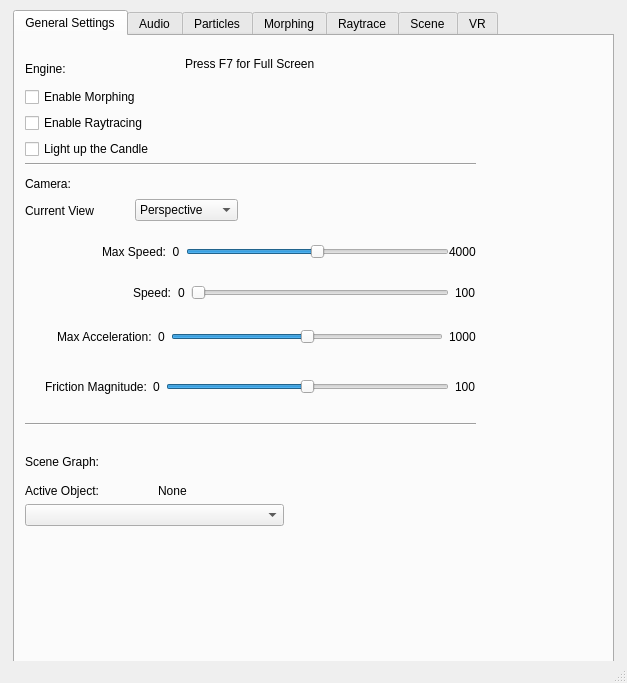
This is src/Qt/mainwindow.ui in UMLComputerGraphics/GraphicsProject as Qt 5 draws it before an edit. The edited form follows.
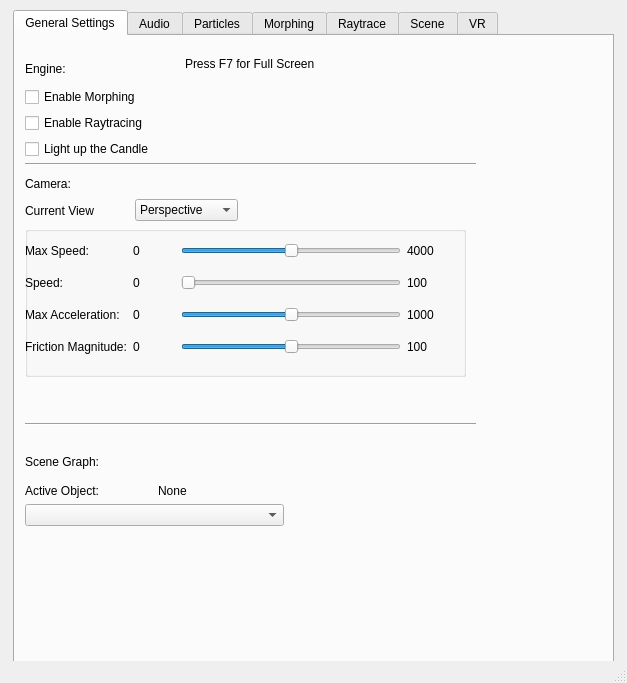
This is the edited form. The open tabs and pages were chosen to show the change.

Commit message: OCD on camera controls alignment

The edit to the form file:
```diff
--- a/src/Qt/mainwindow.ui
+++ b/src/Qt/mainwindow.ui
@@ -173,83 +173,80 @@
       <property name="geometry">
        <rect>
         <x>10</x>
-        <y>241</y>
-        <width>451</width>
-        <height>31</height>
+        <y>160</y>
+        <width>213</width>
+        <height>29</height>
        </rect>
       </property>
-      <layout class="QHBoxLayout" name="Speed">
-       <property name="leftMargin">
-        <number>108</number>
-       </property>
+      <layout class="QHBoxLayout" name="horizontalLayout_9">
        <item>
-        <widget class="QLabel" name="speedLabel">
+        <widget class="QLabel" name="currentViewLabel">
          <property name="text">
-          <string>Speed:</string>
+          <string>Current View</string>
          </property>
         </widget>
        </item>
        <item>
-        <widget class="QLabel" name="label_6">
-         <property name="text">
-          <string>0</string>
-         </property>
-        </widget>
-       </item>
+        <widget class="QComboBox" name="currentViewComboBox">
        <item>
-        <widget class="QSlider" name="speedHorizontalSlider">
-         <property name="maximum">
-          <number>100</number>
-         </property>
-         <property name="orientation">
-          <enum>Qt::Horizontal</enum>
-         </property>
-        </widget>
-       </item>
-       <item>
-        <widget class="QLabel" name="label_2">
          <property name="text">
-          <string>100</string>
-         </property>
+           <string>Perspective</string>
+          </property>
+         </item>
         </widget>
        </item>
       </layout>
      </widget>
-     <widget class="QWidget" name="layoutWidget">
+     <widget class="QGroupBox" name="groupBox">
       <property name="geometry">
        <rect>
         <x>10</x>
-        <y>200</y>
-        <width>451</width>
-        <height>31</height>
+        <y>190</y>
+        <width>441</width>
+        <height>151</height>
        </rect>
       </property>
-      <layout class="QHBoxLayout" name="MaxSpeed">
-       <property name="spacing">
-        <number>0</number>
-       </property>
-       <property name="sizeConstraint">
-        <enum>QLayout::SetNoConstraint</enum>
+      <property name="title">
+       <string/>
+      </property>
+      <widget class="QWidget" name="">
+       <property name="geometry">
+        <rect>
+         <x>0</x>
+         <y>10</y>
+         <width>424</width>
+         <height>126</height>
+        </rect>
        </property>
-       <property name="leftMargin">
-        <number>77</number>
-       </property>
-       <item>
+       <layout class="QGridLayout" name="gridLayout">
+        <item row="0" column="0">
         <widget class="QLabel" name="maxSpeedLabel">
          <property name="text">
           <string>Max Speed:</string>
          </property>
         </widget>
        </item>
-       <item>
+        <item row="0" column="1">
         <widget class="QLabel" name="label_5">
          <property name="text">
-          <string>  0  </string>
+           <string>0</string>
          </property>
         </widget>
        </item>
-       <item>
+        <item row="0" column="2">
         <widget class="QSlider" name="maxSpeedSlider">
+          <property name="minimumSize">
+           <size>
+            <width>220</width>
+            <height>22</height>
+           </size>
+          </property>
+          <property name="maximumSize">
+           <size>
+            <width>220</width>
+            <height>22</height>
+           </size>
+          </property>
          <property name="maximum">
           <number>4000</number>
          </property>
@@ -264,44 +261,84 @@
          </property>
         </widget>
        </item>
-       <item>
+        <item row="0" column="3">
         <widget class="QLabel" name="label">
          <property name="text">
           <string>4000</string>
          </property>
         </widget>
        </item>
-      </layout>
-     </widget>
-     <widget class="QWidget" name="layoutWidget">
-      <property name="geometry">
-       <rect>
-        <x>10</x>
-        <y>280</y>
-        <width>451</width>
-        <height>41</height>
-       </rect>
-      </property>
-      <layout class="QHBoxLayout" name="MaxAccel">
-       <property name="leftMargin">
-        <number>32</number>
-       </property>
-       <item>
+        <item row="1" column="0">
+         <widget class="QLabel" name="speedLabel">
+          <property name="text">
+           <string>Speed:</string>
+          </property>
+         </widget>
+        </item>
+        <item row="1" column="1">
+         <widget class="QLabel" name="label_6">
+          <property name="text">
+           <string>0</string>
+          </property>
+         </widget>
+        </item>
+        <item row="1" column="2">
+         <widget class="QSlider" name="speedHorizontalSlider">
+          <property name="minimumSize">
+           <size>
+            <width>220</width>
+            <height>22</height>
+           </size>
+          </property>
+          <property name="maximumSize">
+           <size>
+            <width>220</width>
+            <height>22</height>
+           </size>
+          </property>
+          <property name="maximum">
+           <number>100</number>
+          </property>
+          <property name="orientation">
+           <enum>Qt::Horizontal</enum>
+          </property>
+         </widget>
+        </item>
+        <item row="1" column="3">
+         <widget class="QLabel" name="label_2">
+          <property name="text">
+           <string>100</string>
+          </property>
+         </widget>
+        </item>
+        <item row="2" column="0">
         <widget class="QLabel" name="maxAccelerationLabel">
          <property name="text">
           <string>Max Acceleration:</string>
          </property>
         </widget>
        </item>
-       <item>
+        <item row="2" column="1">
         <widget class="QLabel" name="label_7">
          <property name="text">
           <string>0</string>
          </property>
         </widget>
        </item>
-       <item>
+        <item row="2" column="2">
         <widget class="QSlider" name="maxAccelerationSlider">
+          <property name="minimumSize">
+           <size>
+            <width>220</width>
+            <height>22</height>
+           </size>
+          </property>
+          <property name="maximumSize">
+           <size>
+            <width>220</width>
+            <height>22</height>
+           </size>
+          </property>
          <property name="maximum">
           <number>1000</number>
          </property>
@@ -316,44 +353,41 @@
          </property>
         </widget>
        </item>
-       <item>
+        <item row="2" column="3">
         <widget class="QLabel" name="label_3">
          <property name="text">
           <string>1000</string>
          </property>
         </widget>
        </item>
-      </layout>
-     </widget>
-     <widget class="QWidget" name="layoutWidget">
-      <property name="geometry">
-       <rect>
-        <x>10</x>
-        <y>330</y>
-        <width>451</width>
-        <height>41</height>
-       </rect>
-      </property>
-      <layout class="QHBoxLayout" name="Friction">
-       <property name="leftMargin">
-        <number>20</number>
-       </property>
-       <item>
+        <item row="3" column="0">
         <widget class="QLabel" name="frictionMagnitudeLabel">
          <property name="text">
           <string>Friction Magnitude:</string>
          </property>
         </widget>
        </item>
-       <item>
+        <item row="3" column="1">
         <widget class="QLabel" name="label_8">
          <property name="text">
           <string>0</string>
          </property>
         </widget>
        </item>
-       <item>
+        <item row="3" column="2">
         <widget class="QSlider" name="frictionHorizontalSlider">
+          <property name="minimumSize">
+           <size>
+            <width>220</width>
+            <height>22</height>
+           </size>
+          </property>
+          <property name="maximumSize">
+           <size>
+            <width>220</width>
+            <height>22</height>
+           </size>
+          </property>
          <property name="maximum">
           <number>100</number>
          </property>
@@ -365,7 +399,7 @@
          </property>
         </widget>
        </item>
-       <item>
+        <item row="3" column="3">
         <widget class="QLabel" name="label_4">
          <property name="text">
           <string>100</string>
@@ -374,33 +408,6 @@
        </item>
       </layout>
      </widget>
-     <widget class="QWidget" name="layoutWidget">
-      <property name="geometry">
-       <rect>
-        <x>10</x>
-        <y>160</y>
-        <width>213</width>
-        <height>29</height>
-       </rect>
-      </property>
-      <layout class="QHBoxLayout" name="horizontalLayout_9">
-       <item>
-        <widget class="QLabel" name="currentViewLabel">
-         <property name="text">
-          <string>Current View</string>
-         </property>
-        </widget>
-       </item>
-       <item>
-        <widget class="QComboBox" name="currentViewComboBox">
-         <item>
-          <property name="text">
-           <string>Perspective</string>
-          </property>
-         </item>
-        </widget>
-       </item>
-      </layout>
      </widget>
      <zorder>layoutWidget</zorder>
      <zorder>layoutWidget</zorder>
```
Left out of the diff: 3 changed lines with no effect on the pictures. Lines whose indentation alone changed are shown as unchanged.
